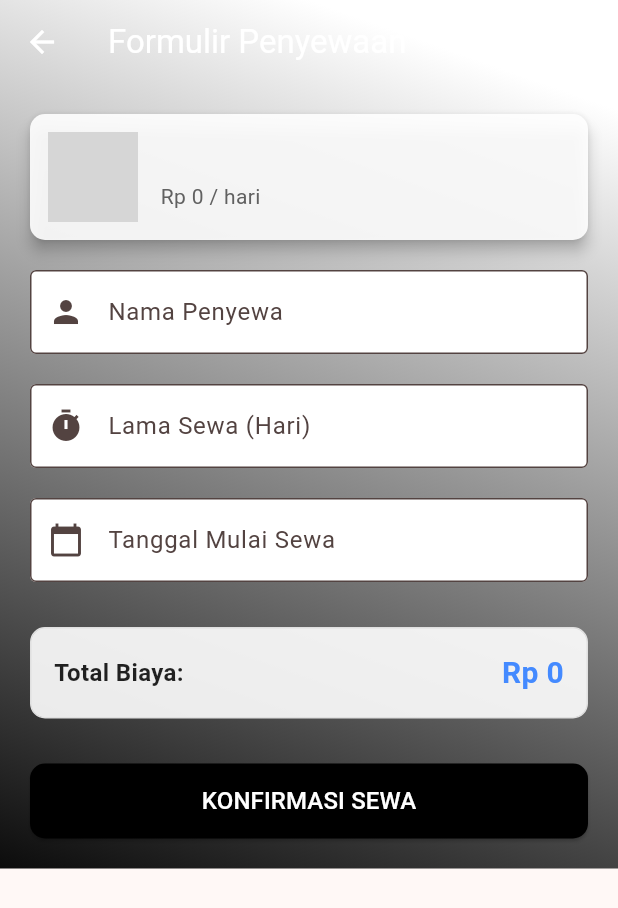
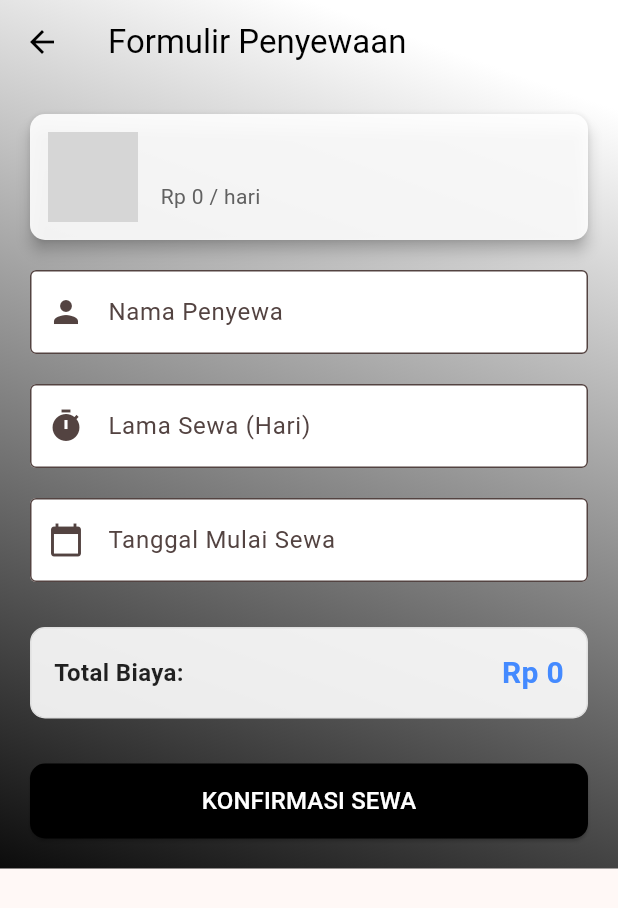
Before and after one commit to riooctavianm25/riooctavianm25-utspam_C3_B_0037., a Flutter app: the FormSewaScreen screen opened directly with empty values, on a phone screen of 412 x 824 dp. Shown: the top 908 px of the screen. Run offline on Flutter 3.47's test engine with Material 3 defaults, Android fonts, the phone set to English and light mode, and no system bars; our stand-ins replace sqflite; accounts and stored records are empty; grey boxes are pictures that could not be loaded.

Commit message:
update warna

```diff
--- a/lib/page/home/car/rentForm_Screen.dart
+++ b/lib/page/home/car/rentForm_Screen.dart
@@ -115,10 +115,10 @@ class _FormSewaScreenState extends State<FormSewaScreen> {
     return Scaffold(
       // --- PENYESUAIAN APPBAR AGAR GRADIENT TERLIHAT ---
       appBar: AppBar(
-        title: const Text("Formulir Penyewaan", style: TextStyle(color: Colors.white)), // Judul putih
+        title: const Text("Formulir Penyewaan", style: TextStyle(color: Color.fromARGB(255, 0, 0, 0))), // Judul putih
         backgroundColor: Colors.transparent, // Latar belakang transparan
         elevation: 0, // Tanpa shadow
-        iconTheme: const IconThemeData(color: Colors.white), // Tombol back jadi putih
+        iconTheme: const IconThemeData(color: Color.fromARGB(255, 0, 0, 0)), // Tombol back jadi putih
       ),
       extendBodyBehindAppBar: true, // Membuat body meluas ke belakang appbar
       // --- PENAMBAHAN TEMA GRADIENT PADA BODY ---
```
